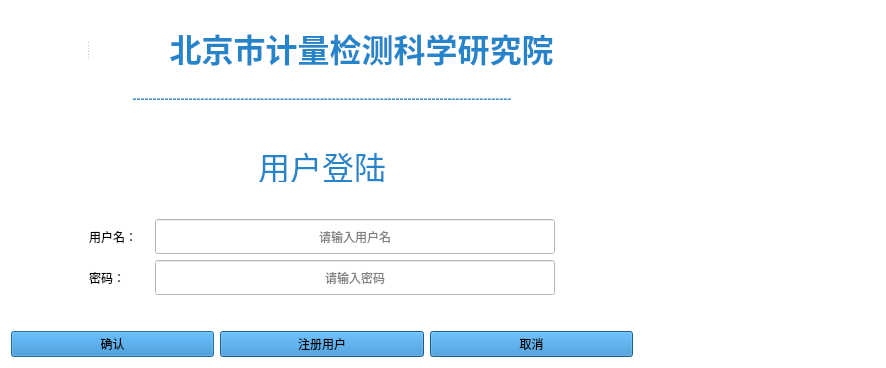
This is UI/LogInWindow.ui in peipan/charge_station as Qt 5 draws it before an edit. The edited form follows.
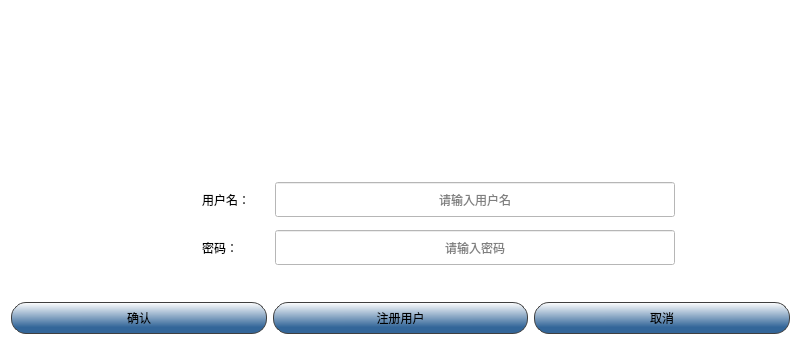
This is the edited form. Icons and pictures are not drawn.

```diff
--- a/UI/LogInWindow.ui
+++ b/UI/LogInWindow.ui
@@ -9,8 +9,8 @@
    <rect>
     <x>0</x>
     <y>0</y>
-    <width>886</width>
-    <height>368</height>
+    <width>801</width>
+    <height>345</height>
    </rect>
   </property>
   <property name="minimumSize">
@@ -25,135 +25,71 @@
   <property name="styleSheet">
    <string notr="true">background-color: rgb(255, 255, 255)</string>
   </property>
-  <layout class="QFormLayout" name="formLayout">
+  <layout class="QGridLayout" name="gridLayout">
    <item row="0" column="0">
-    <layout class="QVBoxLayout" name="verticalLayout_2">
-     <item>
-      <widget class="QSplitter" name="splitter">
-       <property name="orientation">
-        <enum>Qt::Horizontal</enum>
-       </property>
-       <widget class="QLabel" name="label_9">
-        <property name="minimumSize">
-         <size>
-          <width>75</width>
-          <height>75</height>
-         </size>
-        </property>
-        <property name="maximumSize">
-         <size>
-          <width>75</width>
-          <height>75</height>
-         </size>
-        </property>
-        <property name="styleSheet">
-         <string notr="true">image: url(:/image/main_title.png);</string>
-        </property>
-        <property name="text">
-         <string>&lt;html&gt;&lt;head/&gt;&lt;body&gt;&lt;p&gt;&lt;br/&gt;&lt;/p&gt;&lt;/body&gt;&lt;/html&gt;</string>
-        </property>
-       </widget>
        <widget class="QLabel" name="label_8">
+     <property name="minimumSize">
+      <size>
+       <width>779</width>
+       <height>100</height>
+      </size>
+     </property>
+     <property name="styleSheet">
+      <string notr="true">border-image: url(:/image/edge.png);</string>
+     </property>
         <property name="text">
-         <string>&lt;html&gt;&lt;head/&gt;&lt;body&gt;&lt;p&gt;&lt;span style=&quot; font-family:'华文隶书'; font-size:24pt; font-weight:600; color:#2684cb;&quot;&gt;北京市计量检测科学研究院&lt;/span&gt;&lt;/p&gt;&lt;/body&gt;&lt;/html&gt;</string>
+      <string>&lt;html&gt;&lt;head/&gt;&lt;body&gt;&lt;p align=&quot;center&quot;&gt;&lt;span style=&quot; font-size:22pt; font-weight:600; color:#ffffff;&quot;&gt;北京市计量检测科学研究院--用户登录&lt;/span&gt;&lt;/p&gt;&lt;/body&gt;&lt;/html&gt;</string>
         </property>
         <property name="alignment">
          <set>Qt::AlignCenter</set>
         </property>
        </widget>
-      </widget>
-     </item>
-     <item>
-      <widget class="QLabel" name="label_4">
-       <property name="text">
-        <string>&lt;html&gt;&lt;head/&gt;&lt;body&gt;&lt;p align=&quot;center&quot;&gt;&lt;span style=&quot; font-weight:600; color:#3e94c9;&quot;&gt;-----------------------------------------------------------------------------------------------&lt;/span&gt;&lt;/p&gt;&lt;/body&gt;&lt;/html&gt;</string>
-       </property>
-      </widget>
-     </item>
-     <item>
+   </item>
+   <item row="1" column="0">
       <spacer name="verticalSpacer">
        <property name="orientation">
         <enum>Qt::Vertical</enum>
        </property>
+     <property name="sizeType">
+      <enum>QSizePolicy::Preferred</enum>
+     </property>
        <property name="sizeHint" stdset="0">
         <size>
          <width>20</width>
-         <height>18</height>
+       <height>35</height>
         </size>
        </property>
       </spacer>
      </item>
-     <item>
-      <widget class="QLabel" name="label">
-       <property name="minimumSize">
-        <size>
-         <width>0</width>
-         <height>40</height>
-        </size>
-       </property>
-       <property name="maximumSize">
-        <size>
-         <width>16777215</width>
-         <height>40</height>
-        </size>
-       </property>
-       <property name="font">
-        <font>
-         <family>华文隶书</family>
-         <pointsize>20</pointsize>
-         <weight>50</weight>
-         <italic>false</italic>
-         <bold>false</bold>
-        </font>
-       </property>
-       <property name="styleSheet">
-        <string notr="true">font: 20pt &quot;华文隶书&quot;;
-color: rgb(0, 0, 0);</string>
-       </property>
-       <property name="frameShape">
-        <enum>QFrame::NoFrame</enum>
-       </property>
-       <property name="lineWidth">
-        <number>3</number>
-       </property>
-       <property name="text">
-        <string>&lt;html&gt;&lt;head/&gt;&lt;body&gt;&lt;p&gt;&lt;span style=&quot; font-size:24pt; color:#2684cb;&quot;&gt;用户登陆&lt;/span&gt;&lt;/p&gt;&lt;/body&gt;&lt;/html&gt;</string>
-       </property>
-       <property name="alignment">
-        <set>Qt::AlignCenter</set>
-       </property>
-      </widget>
-     </item>
-     <item>
-      <spacer name="verticalSpacer_2">
-       <property name="orientation">
-        <enum>Qt::Vertical</enum>
-       </property>
-       <property name="sizeHint" stdset="0">
-        <size>
-         <width>18</width>
-         <height>17</height>
-        </size>
-       </property>
-      </spacer>
-     </item>
-     <item>
+   <item row="2" column="0">
       <layout class="QHBoxLayout" name="horizontalLayout_4">
        <item>
-        <spacer name="horizontalSpacer">
-         <property name="orientation">
-          <enum>Qt::Horizontal</enum>
-         </property>
-         <property name="sizeHint" stdset="0">
+      <widget class="QLabel" name="label_9">
+       <property name="minimumSize">
+        <size>
+         <width>75</width>
+         <height>75</height>
+        </size>
+       </property>
+       <property name="maximumSize">
           <size>
-           <width>78</width>
-           <height>20</height>
-          </size>
-         </property>
-        </spacer>
+         <width>75</width>
+         <height>75</height>
+        </size>
+       </property>
+       <property name="styleSheet">
+        <string notr="true">image: url(:/image/main_title.jpg);</string>
+       </property>
+       <property name="text">
+        <string>&lt;html&gt;&lt;head/&gt;&lt;body&gt;&lt;p&gt;&lt;br/&gt;&lt;/p&gt;&lt;/body&gt;&lt;/html&gt;</string>
+       </property>
+      </widget>
        </item>
        <item>
         <layout class="QVBoxLayout" name="verticalLayout">
+       <property name="spacing">
+        <number>13</number>
+       </property>
          <item>
           <layout class="QHBoxLayout" name="horizontalLayout_2">
            <item>
@@ -269,9 +205,12 @@
          <property name="orientation">
           <enum>Qt::Horizontal</enum>
          </property>
+       <property name="sizeType">
+        <enum>QSizePolicy::Preferred</enum>
+       </property>
          <property name="sizeHint" stdset="0">
           <size>
-           <width>78</width>
+         <width>60</width>
            <height>20</height>
           </size>
          </property>
@@ -279,25 +218,34 @@
        </item>
       </layout>
      </item>
-     <item>
+   <item row="3" column="0">
       <spacer name="verticalSpacer_4">
        <property name="orientation">
         <enum>Qt::Vertical</enum>
        </property>
+     <property name="sizeType">
+      <enum>QSizePolicy::Preferred</enum>
+     </property>
        <property name="sizeHint" stdset="0">
         <size>
          <width>18</width>
-         <height>18</height>
+       <height>31</height>
         </size>
        </property>
       </spacer>
      </item>
-     <item>
+   <item row="4" column="0">
       <layout class="QHBoxLayout" name="horizontalLayout">
        <item>
         <widget class="QPushButton" name="btn_confirm">
          <property name="styleSheet">
-          <string notr="true">background-color: #2684cb;</string>
+        <string notr="true">background-color: qlineargradient(spread:pad, x1:0.541701, y1:1, x2:0.537, y2:0, stop:0.20398 rgba(51, 102, 153, 255), stop:1 rgba(255, 255, 255, 255));
+border-style:none;
+border:1px solid #3f3f3f; 
+
+padding:5px;
+min-height:20px;
+border-radius:15px;</string>
          </property>
          <property name="text">
           <string>确认</string>
@@ -307,7 +255,13 @@
        <item>
         <widget class="QPushButton" name="btn_register">
          <property name="styleSheet">
-          <string notr="true">background-color: #2684cb;</string>
+        <string notr="true">background-color: qlineargradient(spread:pad, x1:0.541701, y1:1, x2:0.537, y2:0, stop:0.20398 rgba(51, 102, 153, 255), stop:1 rgba(255, 255, 255, 255));
+border-style:none;
+border:1px solid #3f3f3f; 
+
+padding:5px;
+min-height:20px;
+border-radius:15px;</string>
          </property>
          <property name="text">
           <string>注册用户</string>
@@ -317,14 +271,18 @@
        <item>
         <widget class="QPushButton" name="btn_cancel">
          <property name="styleSheet">
-          <string notr="true">background-color: #2684cb;</string>
+        <string notr="true">background-color: qlineargradient(spread:pad, x1:0.541701, y1:1, x2:0.537, y2:0, stop:0.20398 rgba(51, 102, 153, 255), stop:1 rgba(255, 255, 255, 255));
+border-style:none;
+border:1px solid #3f3f3f; 
+
+padding:5px;
+min-height:20px;
+border-radius:15px;</string>
          </property>
          <property name="text">
           <string>取消</string>
          </property>
         </widget>
-       </item>
-      </layout>
      </item>
     </layout>
    </item>
```
Lines whose indentation alone changed are shown as unchanged.
